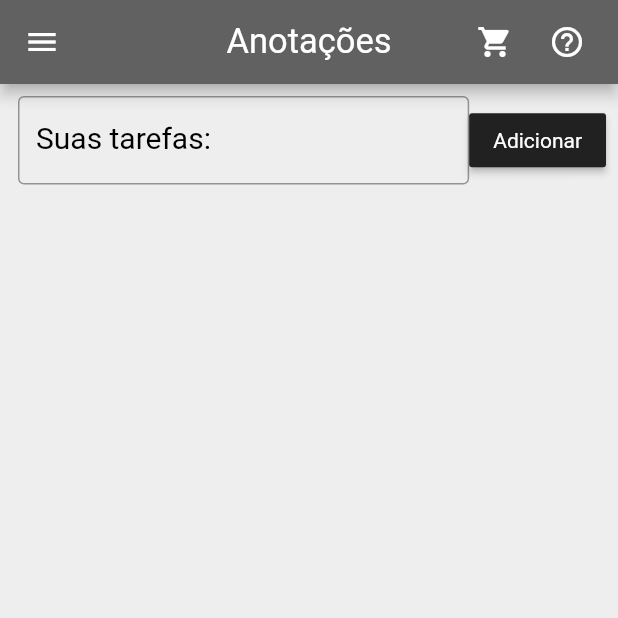
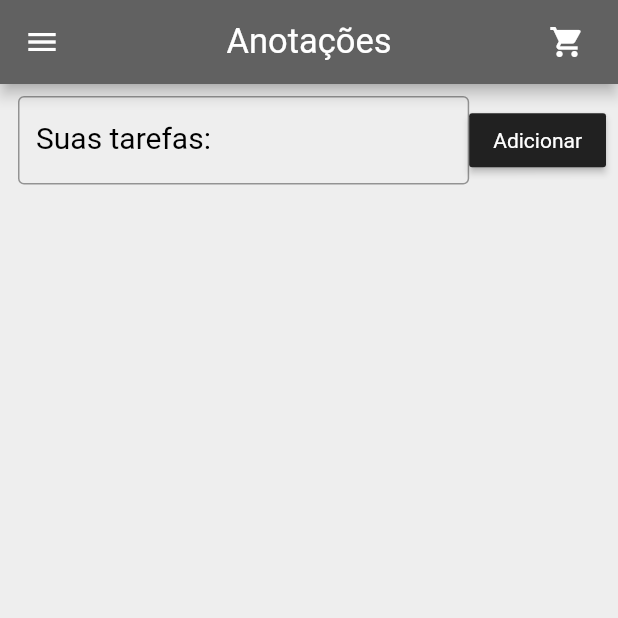
Before and after one commit to claudiovianna/anote_tudo, a Flutter app: the screen it shows after launch, on a phone screen of 412 x 824 dp, the top half of it. Run offline on Flutter 3.47's test engine with Material 2 defaults, Android fonts, the light colour scheme and no system bars.

Commit message:
Anote Tudo - segundo commit - retirado a interrogação do appBar

```diff
--- a/lib/pages/anote_screen.dart
+++ b/lib/pages/anote_screen.dart
@@ -87,16 +87,6 @@ class _AnoteScreenState extends State<AnoteScreen> {
               },
             padding: EdgeInsets.only(right: 20),
           ),
-          IconButton(
-            icon: Icon(
-              Icons.help_outline,
-              color: Colors.white,
-            ),
-            onPressed: () {
-              openPerguntasRespostas();
-            },
-            padding: EdgeInsets.only(right: 20),
-          )
         ],
       ),
       body: Column(
```
